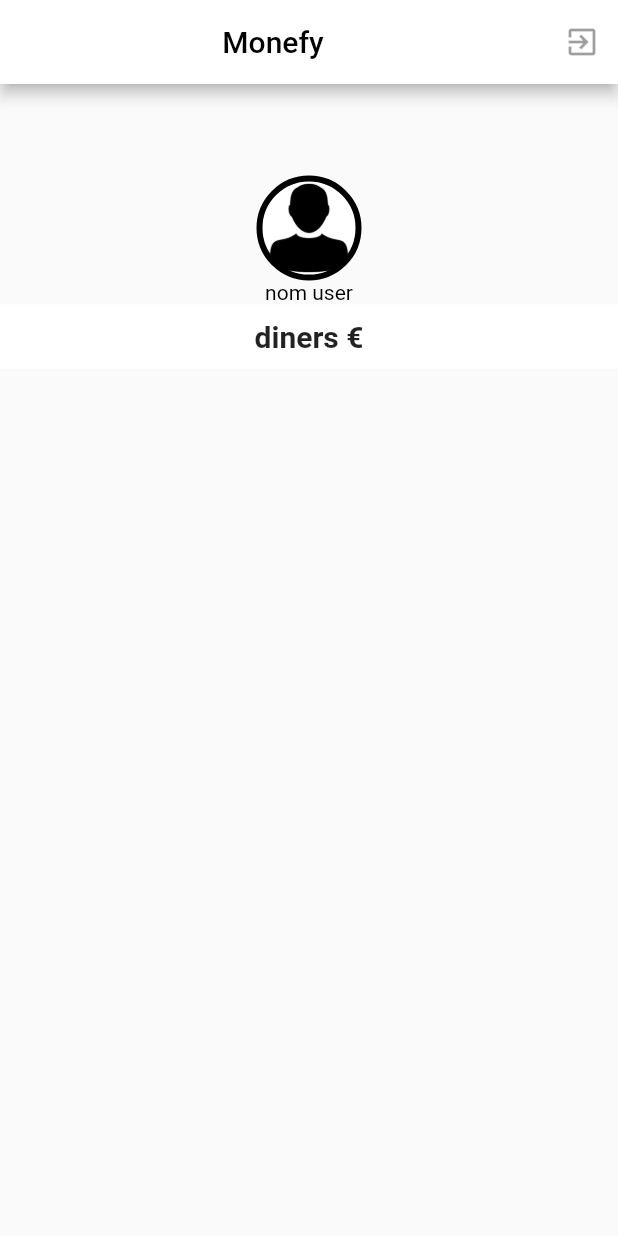
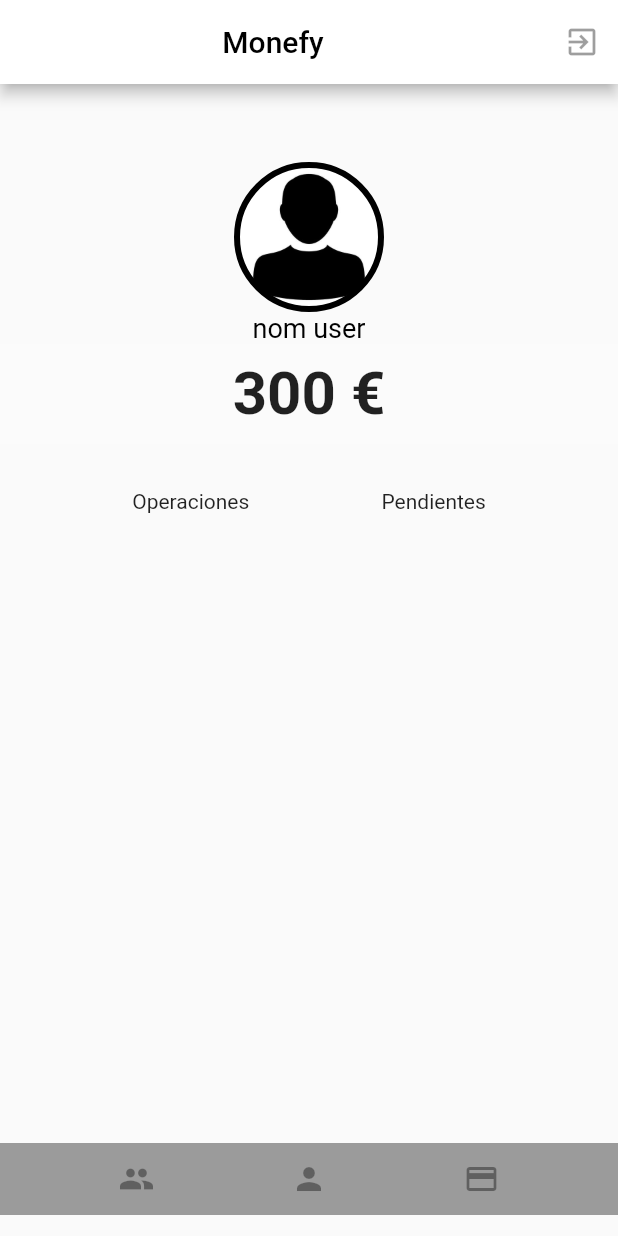
Before and after one commit to mbruguerag/flutter_firebase_test, a Flutter app: the screen it shows after launch, on a phone screen of 412 x 824 dp. Run offline on Flutter 3.47's test engine with Material 2 defaults, Android fonts, the light colour scheme and no system bars.

Commit message:
usr sense funcions/ llista

```diff
--- a/lib/main.dart
+++ b/lib/main.dart
@@ -48,17 +48,18 @@ class _ProfilePageState extends State<ProfilePage> {
         crossAxisAlignment: CrossAxisAlignment.stretch, // centrem la imatge user
         children: <Widget>[
           Container(
-            height: 200,
+            height: 250,
             padding: EdgeInsets.only(bottom: 10),
           child: Column(
             mainAxisAlignment: MainAxisAlignment.end,
             children: <Widget>[
               Container(
-                width: 70,
-                height: 70,
+                width: 100,
+                height: 100,
                 decoration: BoxDecoration(
                       image: DecorationImage(
-                        image: AssetImage('assets/usuario.jpg')
+                        image: AssetImage('assets/usuario.jpg'),
+                        fit: BoxFit.cover,
                   ),
                   shape: BoxShape.circle,
                   border: Border.all(
@@ -70,20 +71,23 @@ class _ProfilePageState extends State<ProfilePage> {
               Text('nom user',
                   style: TextStyle(
                     color: Colors.black,
+                    fontSize: 18,
                   ),
                   ),
 
               Container(
-                color: Colors.white,
+
                 padding: EdgeInsets.symmetric(vertical:10),
+                color: Colors.white10,
+
                 child: Row(
                   mainAxisAlignment: MainAxisAlignment.spaceEvenly,
                   children: <Widget>[
                     Column(
                       children: <Widget>[
-                        Text('diners €',
+                        Text('300 €',
                           style: TextStyle(
-                            fontSize: 20,
+                            fontSize: 40,
                             fontWeight: FontWeight.bold,
                           ),
                         ),
@@ -91,11 +95,64 @@ class _ProfilePageState extends State<ProfilePage> {
                     )
                   ],
                 ),
+              ),
 
-              )
             ],
           ),
-          )
+          ),
+          divider,
+          Container(
+            child: Row(
+              mainAxisAlignment: MainAxisAlignment.spaceEvenly,
+              children: <Widget>[
+                Column(
+                  children: <Widget>[
+                      Text('Operaciones')
+                    ],
+                  ),
+
+                Column(
+                  children: <Widget>[
+                      Text('Pendientes')
+                    ],
+                  ),
+              ],
+            ),
+          ),
+        divider,
+        Container(
+          height: 400,
+        ),
+        Container(
+          color: Colors.black38,
+            child: Row(
+              mainAxisAlignment: MainAxisAlignment.spaceEvenly,
+              children: <Widget>[
+                Column(
+                  children: <Widget>[
+                      IconButton(
+                        icon: Icon(Icons.people),
+                      )
+                    ],
+                  ),
+
+                Column(
+                  children: <Widget>[
+                      IconButton(
+                        icon: Icon(Icons.person),
+                      ),                    ],
+                  ),
+
+                Column(
+                  children: <Widget>[
+                      IconButton(
+                        icon: Icon(Icons.payment),
+                      ),                    ],
+                  ),
+
+              ],
+            ),
+          ),
         ],
       ),
     );
```
